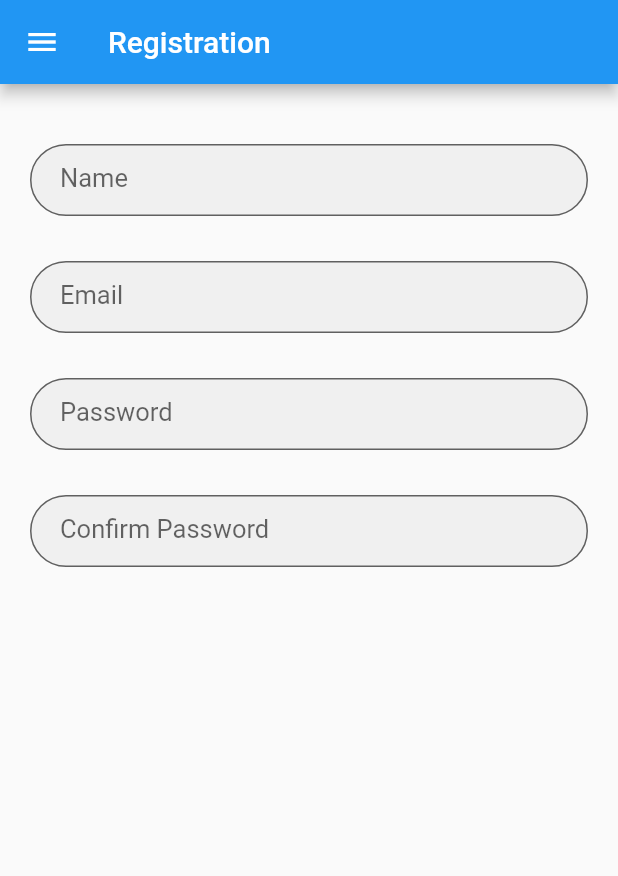
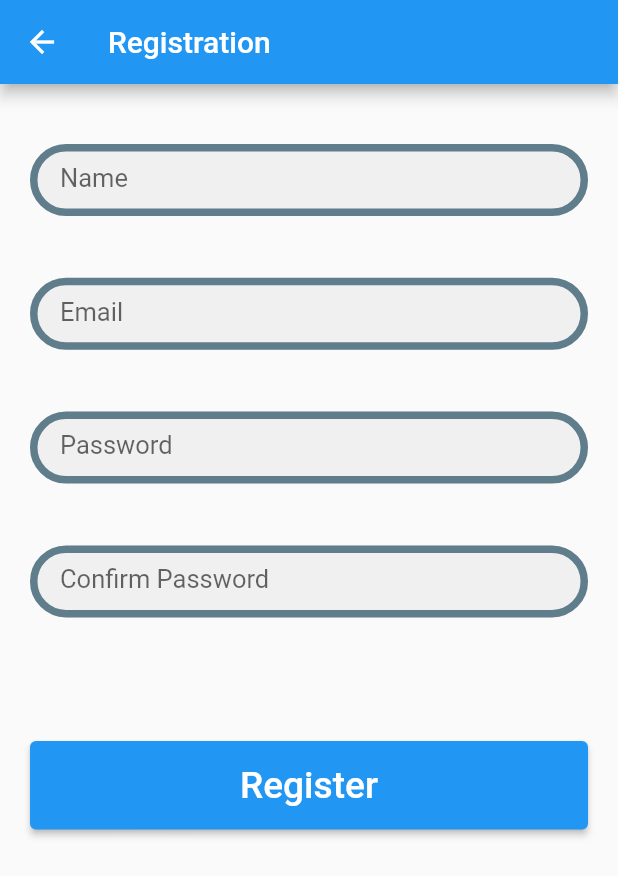
Before and after one commit to Vipulkm009/library_flutter, a Flutter app: the screen it shows after launch, after a tap on "Get Started", on a phone screen of 412 x 824 dp. Shown: the top 876 px of the screen. Run offline on Flutter 3.47's test engine with Material 2 defaults, Android fonts, the phone set to English and light mode, and no system bars; our stand-ins replace firebase_auth, google_fonts; accounts and stored records are empty.

Commit message:
Creating Registration form

```diff
--- a/lib/main.dart
+++ b/lib/main.dart
@@ -1,4 +1,5 @@
 import 'package:flutter/material.dart';
+import 'package:library_flutter/utilities/dimension_config.dart';
 import 'package:library_flutter/views/login.dart';
 import 'package:library_flutter/views/register.dart';
 import 'package:library_flutter/views/welcome_screen.dart';
@@ -11,6 +12,11 @@ class MyApp extends StatelessWidget {
   // This widget is the root of your application.
   @override
   Widget build(BuildContext context) {
+    return LayoutBuilder(
+      builder: (context, constraints) {
+        return OrientationBuilder(
+          builder: (context, orientation) {
+            DimensionConfig().init(constraints, orientation);
             return MaterialApp(
               title: 'Flutter Demo',
               home: WelcomeScreen(),
@@ -21,5 +27,9 @@ class MyApp extends StatelessWidget {
                 RegisterScreen.id: (context) => RegisterScreen(),
               },
             );
+          },
+        );
+      },
+    );
   }
 }
--- /dev/null
+++ b/lib/utilities/dimension_config.dart
@@ -0,0 +1,29 @@
+import 'package:flutter/material.dart';
+
+class DimensionConfig {
+  static double _screenWidth = 0;
+  static double _screenHeight = 0;
+  static double _blockSizeHorizontal = 0;
+  static double _blockSizeVertical = 0;
+
+  static double textMultiplier = 0;
+  static double imageSizeMultiplier = 0;
+  static double heightMultiplier = 0;
+
+  void init(BoxConstraints constraints, Orientation orientation) {
+    if (orientation == Orientation.portrait) {
+      _screenWidth = constraints.maxWidth;
+      _screenHeight = constraints.maxHeight;
+    } else {
+      _screenWidth = constraints.maxHeight;
+      _screenHeight = constraints.maxWidth;
+    }
+    _blockSizeHorizontal = _screenWidth / 100;
+    _blockSizeVertical = _screenHeight / 100;
+    textMultiplier = _blockSizeVertical;
+    imageSizeMultiplier = _blockSizeHorizontal;
+    heightMultiplier = _blockSizeVertical;
+    print(_blockSizeVertical);
+    print(_blockSizeHorizontal);
+  }
+}
--- a/lib/views/register.dart
+++ b/lib/views/register.dart
@@ -7,7 +7,6 @@ class RegisterScreen extends StatelessWidget {
   @override
   Widget build(BuildContext context) {
     return Scaffold(
-      drawer: Drawer(),
       appBar: AppBar(
         title: Text(
           'Registration',
@@ -15,7 +14,7 @@ class RegisterScreen extends StatelessWidget {
       ),
       body: SafeArea(
         child: Container(
-          child: Center(
+          child: SingleChildScrollView(
             child: CustomizedForm(),
           ),
         ),
--- a/lib/views/welcome_screen.dart
+++ b/lib/views/welcome_screen.dart
@@ -1,7 +1,6 @@
 import 'package:flutter/material.dart';
 import 'package:google_fonts/google_fonts.dart';
-// ignore: import_of_legacy_library_into_null_safe
-// import 'package:auto_size_text/auto_size_text.dart';
+import 'package:library_flutter/utilities/dimension_config.dart';
 import 'package:library_flutter/views/login.dart';
 import 'package:library_flutter/views/register.dart';
 
@@ -19,9 +18,10 @@ class _WelcomeScreen extends State<WelcomeScreen> {
 
     return Scaffold(
       body: SafeArea(
+        child: SingleChildScrollView(
           child: Container(
-          height: _height,
-          width: _width,
+            height: DimensionConfig.heightMultiplier * 100,
+            width: DimensionConfig.imageSizeMultiplier * 100,
             color: Colors.blue,
             child: Padding(
               padding: const EdgeInsets.all(16.0),
@@ -29,33 +29,30 @@ class _WelcomeScreen extends State<WelcomeScreen> {
                 crossAxisAlignment: CrossAxisAlignment.center,
                 children: [
                   SizedBox(
-                  height: _height * 0.10,
-                  width: _width,
+                    height: DimensionConfig.heightMultiplier * 7,
                   ),
                   Text(
                     'Welcome to Best Friend',
                     textAlign: TextAlign.center,
                     style: GoogleFonts.dancingScript(
-                    fontSize: 60.0,
+                      fontSize: DimensionConfig.textMultiplier * 10,
                       color: Colors.white,
                     ),
                   ),
                   SizedBox(
-                  height: _height * 0.10,
-                  width: _width,
+                    height: DimensionConfig.heightMultiplier * 7,
                   ),
                   Text(
                     'Books are the best friends of humans.',
                     maxLines: 3,
                     textAlign: TextAlign.center,
                     style: GoogleFonts.itim(
-                    fontSize: 35.0,
+                      fontSize: DimensionConfig.textMultiplier * 5,
                       color: Colors.white,
                     ),
                   ),
                   SizedBox(
-                  height: _height * 0.15,
-                  width: _width,
+                    height: DimensionConfig.heightMultiplier * 15,
                   ),
                   RaisedButton(
                     color: Colors.white,
@@ -71,7 +68,7 @@ class _WelcomeScreen extends State<WelcomeScreen> {
                         'Get Started',
                         style: GoogleFonts.anton(
                           letterSpacing: 1.5,
-                        fontSize: 20.0,
+                          fontSize: DimensionConfig.textMultiplier * 2.25,
                           color: Colors.blue,
                         ),
                       ),
@@ -81,15 +78,14 @@ class _WelcomeScreen extends State<WelcomeScreen> {
                     },
                   ),
                   SizedBox(
-                  height: _height * 0.05,
-                  width: _width,
+                    height: DimensionConfig.heightMultiplier * 7,
                   ),
                   TextButton(
                     child: Text(
                       'Log In',
                       style: GoogleFonts.anton(
                         letterSpacing: 2.0,
-                      fontSize: 25.0,
+                        fontSize: DimensionConfig.textMultiplier * 3.5,
                         color: Colors.white,
                       ),
                     ),
@@ -102,6 +98,7 @@ class _WelcomeScreen extends State<WelcomeScreen> {
             ),
           ),
         ),
+      ),
     );
   }
 }
--- a/lib/widgets/customized_form.dart
+++ b/lib/widgets/customized_form.dart
@@ -1,4 +1,6 @@
 import 'package:flutter/material.dart';
+import 'package:library_flutter/models/user.dart';
+import 'package:library_flutter/utilities/dimension_config.dart';
 import 'package:library_flutter/widgets/customized_text_field.dart';
 
 class CustomizedForm extends StatefulWidget {
@@ -8,7 +10,11 @@ class CustomizedForm extends StatefulWidget {
 
 class _CustomizedFormState extends State<CustomizedForm> {
   final _formKey = GlobalKey<FormState>();
-
+  UserData userData = UserData(name: '', email: '', password: '');
+  String name = '';
+  String email = '';
+  String password = '';
+  String confirmPassword = '';
   @override
   Widget build(BuildContext context) {
     return Form(
@@ -20,27 +26,86 @@ class _CustomizedFormState extends State<CustomizedForm> {
           children: <Widget>[
             CustomizedTextField(
               label: 'Name',
+              type: TextInputType.name,
+              validator: (text) {
+                if (text.length > 50 || text.isEmpty) {
+                  return "Invalid Name";
+                }
+                return null;
+              },
+              onChanged: (text) {
+                name = text;
+              },
             ),
             SizedBox(
-              height: 30.0,
+              height: DimensionConfig.textMultiplier * 5,
             ),
             CustomizedTextField(
               label: 'Email',
+              type: TextInputType.emailAddress,
+              validator: (text) {
+                if (text.contains('@') && text.endsWith('.com')) {
+                  return null;
+                }
+                return "Invalid Email";
+              },
+              onChanged: (text) {
+                email = text;
+              },
             ),
             SizedBox(
-              height: 30.0,
+              height: DimensionConfig.textMultiplier * 5,
             ),
             CustomizedTextField(
               label: 'Password',
+              type: TextInputType.text,
+              isObsecured: true,
+              validator: (text) {
+                if (text.length < 8) {
+                  return "Weak Password(Should be more than 8 characters";
+                }
+                return null;
+              },
+              onChanged: (text) {
+                password = text;
+              },
             ),
             SizedBox(
-              height: 30.0,
+              height: DimensionConfig.textMultiplier * 5,
             ),
             CustomizedTextField(
               label: 'Confirm Password',
+              type: TextInputType.text,
+              isObsecured: true,
+              validator: (text) {
+                if (text == password) {
+                  return "Make sure to enter correct Password";
+                }
+                return null;
+              },
+              onChanged: (text) {
+                confirmPassword = text;
+              },
             ),
             SizedBox(
-              height: 20.0,
+              height: DimensionConfig.textMultiplier * 10,
+            ),
+            ElevatedButton(
+              onPressed: () {
+                if (_formKey.currentState!.validate()) {
+                  // Navigator.pop(context);
+                }
+              },
+              child: Padding(
+                padding: const EdgeInsets.symmetric(
+                    vertical: 15.0, horizontal: 20.0),
+                child: Text(
+                  'Register',
+                  style: TextStyle(
+                    fontSize: DimensionConfig.textMultiplier * 3,
+                  ),
+                ),
+              ),
             ),
           ],
         ),
--- a/lib/widgets/customized_text_field.dart
+++ b/lib/widgets/customized_text_field.dart
@@ -2,13 +2,28 @@ import 'package:flutter/material.dart';
 
 class CustomizedTextField extends StatelessWidget {
   final String label;
-  CustomizedTextField({required this.label});
+  final TextInputType type;
+  final bool isObsecured;
+  final Function validator;
+  final Function onChanged;
+  CustomizedTextField(
+      {required this.label,
+      required this.type,
+      this.isObsecured = false,
+      required this.validator,
+      required this.onChanged});
 
   @override
   Widget build(BuildContext context) {
     return TextFormField(
-      keyboardType: TextInputType.name,
-      textAlign: TextAlign.center,
+      onChanged: (text) {
+        onChanged(text);
+      },
+      obscureText: isObsecured,
+      validator: (text) {
+        validator(text);
+      },
+      keyboardType: type,
       decoration: InputDecoration(
         filled: true,
         labelText: label,
@@ -16,11 +31,25 @@ class CustomizedTextField extends StatelessWidget {
           fontSize: 17.0,
         ),
         contentPadding: EdgeInsets.symmetric(vertical: 5, horizontal: 20),
-        border: OutlineInputBorder(
+        enabledBorder: OutlineInputBorder(
           borderRadius: BorderRadius.all(Radius.circular(30.0)),
           borderSide: BorderSide(
-            color: Colors.purple,
-            width: 20.0,
+            color: Colors.blueGrey,
+            width: 5.0,
+          ),
+        ),
+        focusedBorder: OutlineInputBorder(
+          borderRadius: BorderRadius.all(Radius.circular(30.0)),
+          borderSide: BorderSide(
+            color: Colors.blue,
+            width: 5.0,
+          ),
+        ),
+        errorBorder: OutlineInputBorder(
+          borderRadius: BorderRadius.all(Radius.circular(30.0)),
+          borderSide: BorderSide(
+            color: Colors.red,
+            width: 5.0,
           ),
         ),
       ),
```
Lines whose indentation alone changed are shown as unchanged.
